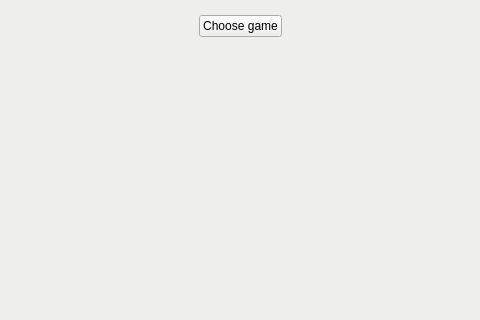
Qt form src/mainwindow.ui (MathThree/queens_game) before a commit; both pictures show x 169 to 649 and y 0 to 320 of the 819 by 606 pixel window.
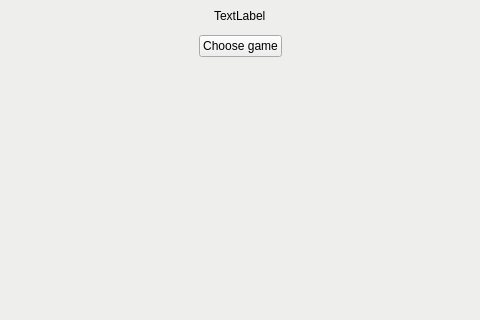
The same form after that commit.

Commit message: feat: adding game name to view

Patch:
```diff
--- a/src/mainwindow.ui
+++ b/src/mainwindow.ui
@@ -79,6 +79,13 @@
   </property>
   <widget class="QWidget" name="centralwidget">
    <layout class="QVBoxLayout" name="verticalLayout_2">
+    <item alignment="Qt::AlignHCenter">
+     <widget class="QLabel" name="gameName">
+      <property name="text">
+       <string>TextLabel</string>
+      </property>
+     </widget>
+    </item>
     <item>
      <layout class="QHBoxLayout" name="hLayout_game">
       <item>
```
The commit also changes 6 other files.
